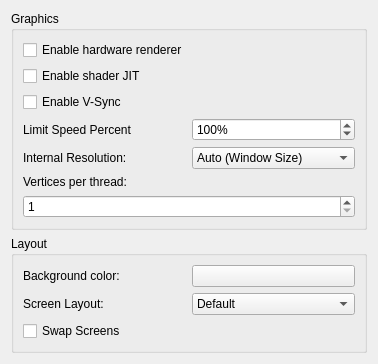
The window that src/citra_qt/configuration/configure_graphics.ui (grimtnt/citra) describes before a commit, drawn with Qt 5.
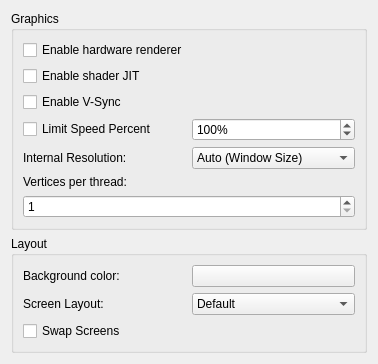
The same window after the commit.

Commit message: [skip ci]

```diff
--- a/src/citra_qt/configuration/configure_graphics.ui
+++ b/src/citra_qt/configuration/configure_graphics.ui
@@ -46,7 +46,7 @@
         <item>
          <layout class="QHBoxLayout" name="horizontalLayout_2">
           <item>
-           <widget class="QLabel" name="label_2">
+           <widget class="QCheckBox" name="toggle_frame_limit">
             <property name="text">
              <string>Limit Speed Percent</string>
             </property>
```
Left out of the diff: 3 changed lines with no effect on the pictures.
